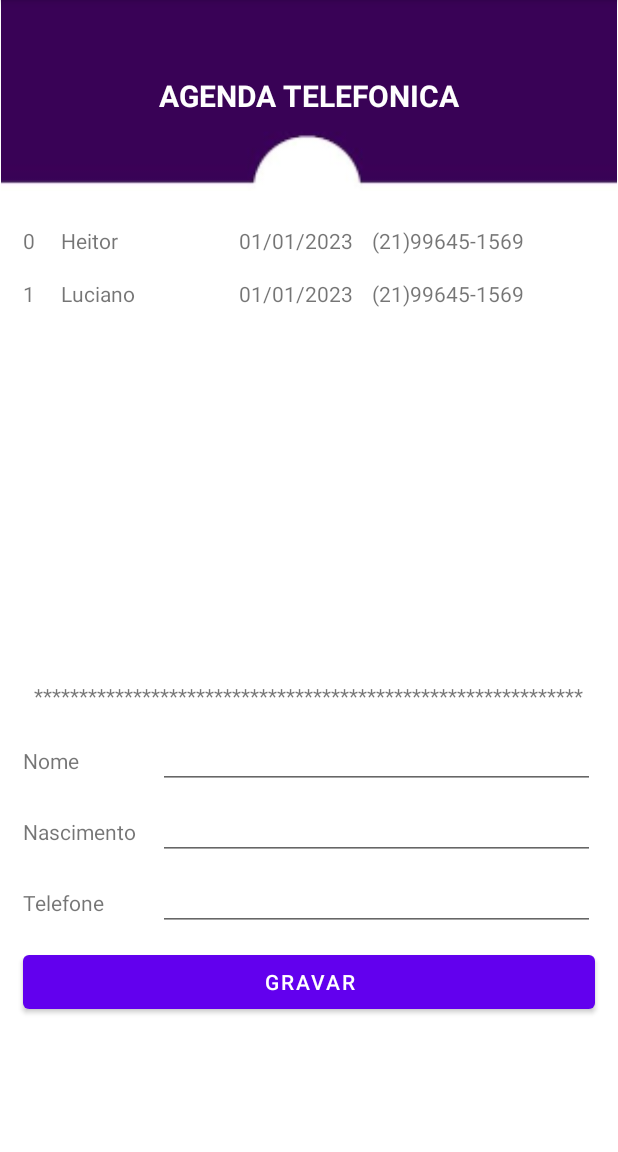
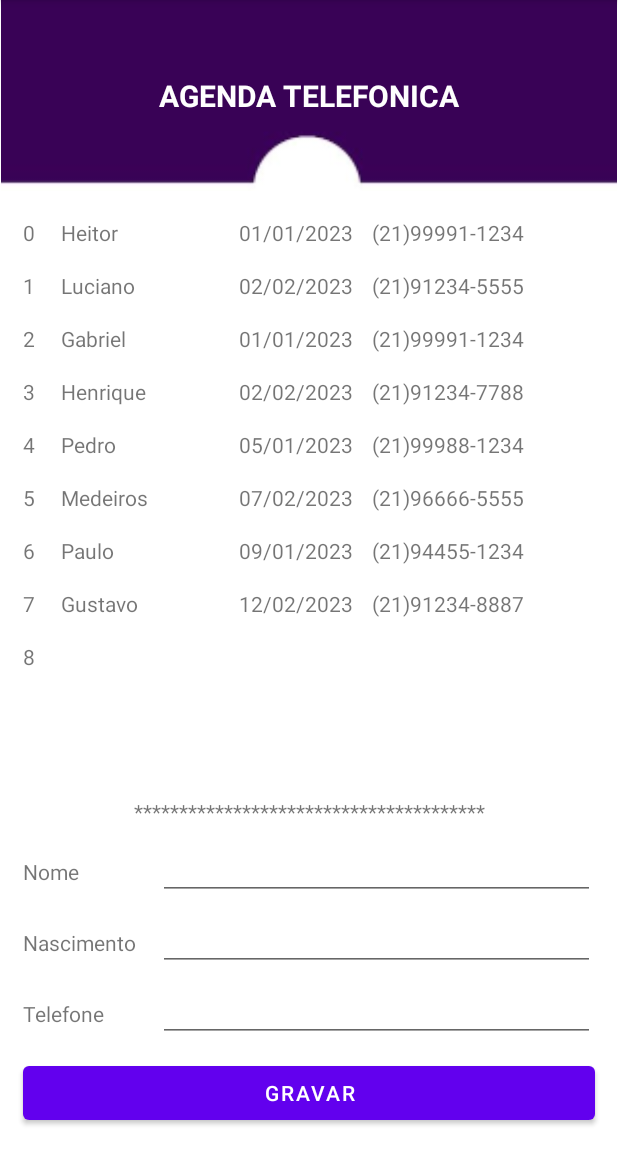
Before and after one commit to heitorcsoares/EBAC_Exercicios, an Android app: the screen it shows after launch (MainActivity), after a tap on "GRAVAR", on a phone screen of 412 x 824 dp, the part 84-1236 px from its top. Run offline under Robolectric (Android 15) with nearby library versions, the phone set to English and light mode, and no system bars.

Commit message:
Correção e Melhorias
- Feita atualização do RecyclerView.
- Melhorias no local de declaração e inicialização de variais para recuperação de dados.

```diff
--- a/Modulo10_ViewBinding_Exer_v2/app/src/main/java/com/example/modulo10_exercicio/MainActivity.kt
+++ b/Modulo10_ViewBinding_Exer_v2/app/src/main/java/com/example/modulo10_exercicio/MainActivity.kt
@@ -14,6 +14,11 @@ class MainActivity : AppCompatActivity(), ListAdapter.ListAdapterListener {
 
     private lateinit var binding: ActivityMainBinding
     private val itemList: MutableList<ListItem> = mutableListOf()
+    private lateinit var listAdapter: ListAdapter
+
+    var editName: EditText? = null
+    var editBirth: EditText? = null
+    var editPhonee: EditText? = null
 
     override fun onCreate(savedInstanceState: Bundle?) {
         super.onCreate(savedInstanceState)
@@ -24,10 +29,12 @@ class MainActivity : AppCompatActivity(), ListAdapter.ListAdapterListener {
         val listView = binding.lista
         val button = findViewById<Button>(R.id.button)                                   //Variavel Recebe Botão
 
+        iniciarEdit()
         createMockDate()                                                                //Chama função para: Povoa dados na lista
 
         listView.layoutManager = LinearLayoutManager(this)
-        listView.adapter = ListAdapter(itemList, this)
+        listAdapter = ListAdapter(itemList, this)
+        listView.adapter = listAdapter
 
         button.setOnClickListener {                                              //evento de click no Botão Gravar
             adicionar()                                                                 //chama função para incluir dados na lista
@@ -39,19 +46,15 @@ class MainActivity : AppCompatActivity(), ListAdapter.ListAdapterListener {
     }
 
     private fun adicionar() {
-        var editName: EditText? = findViewById<EditText>(R.id.editName)
-        var editBirth: EditText? = findViewById<EditText>(R.id.editBirth)
-        var editPhonee: EditText? = findViewById<EditText>(R.id.editPhonee)
-
         var name: String = editName?.text.toString()
         var birth: String = editBirth?.text.toString()
         var phonee: String = editPhonee?.text.toString()
 
         itemList.add(ListItem(name, birth, phonee))
-        //notifyDataSetChanged()
+
+        listAdapter.notifyDataSetChanged()
 
         val listUltimo = itemList.last().name
-
         Toast.makeText(this, "Contato: $listUltimo", Toast.LENGTH_SHORT).show()
 
         editName?.setText("")
@@ -59,8 +62,20 @@ class MainActivity : AppCompatActivity(), ListAdapter.ListAdapterListener {
         editPhonee?.setText("")
     }
 
-    private fun createMockDate(){                                                       //Adicioando Itens a lista(itemList).
-        itemList.add(ListItem("Heitor",     "01/01/2023",   "(21)99645-1569"))
-        itemList.add(ListItem("Luciano",    "01/01/2023",   "(21)99645-1569"))
+    private fun createMockDate(){                                                                    //Adicioando Itens a lista(itemList).
+        itemList.add(ListItem("Heitor",     "01/01/2023",   "(21)99991-1234"))
+        itemList.add(ListItem("Luciano",    "02/02/2023",   "(21)91234-5555"))
+        itemList.add(ListItem("Gabriel",    "01/01/2023",   "(21)99991-1234"))
+        itemList.add(ListItem("Henrique",   "02/02/2023",   "(21)91234-7788"))
+        itemList.add(ListItem("Pedro",      "05/01/2023",   "(21)99988-1234"))
+        itemList.add(ListItem("Medeiros",   "07/02/2023",   "(21)96666-5555"))
+        itemList.add(ListItem("Paulo",      "09/01/2023",   "(21)94455-1234"))
+        itemList.add(ListItem("Gustavo",    "12/02/2023",   "(21)91234-8887"))
+    }
+
+    private fun iniciarEdit(){
+        editName = findViewById<EditText>(R.id.editName)
+        editBirth = findViewById<EditText>(R.id.editBirth)
+        editPhonee = findViewById<EditText>(R.id.editPhonee)
     }
 }
--- a/Modulo10_ViewBinding_Exer_v2/app/src/main/res/layout/activity_main.xml
+++ b/Modulo10_ViewBinding_Exer_v2/app/src/main/res/layout/activity_main.xml
@@ -19,10 +19,12 @@
     <androidx.recyclerview.widget.RecyclerView
         android:id="@+id/lista"
         android:layout_width="0dp"
-        android:layout_height="300dp"
+        android:layout_height="0dp"
         android:layout_marginStart="15dp"
-        android:layout_marginTop="15dp"
+        android:layout_marginTop="10dp"
         android:layout_marginEnd="15dp"
+        android:layout_marginBottom="10dp"
+        app:layout_constraintBottom_toTopOf="@+id/textView"
         app:layout_constraintEnd_toEndOf="parent"
         app:layout_constraintStart_toStartOf="parent"
         app:layout_constraintTop_toBottomOf="@+id/imageView"
@@ -47,95 +49,95 @@
         android:layout_width="0dp"
         android:layout_height="48dp"
         android:layout_marginStart="15dp"
-        android:layout_marginTop="10dp"
         android:layout_marginEnd="15dp"
+        android:layout_marginBottom="15dp"
         android:text="GRAVAR"
+        app:layout_constraintBottom_toBottomOf="parent"
         app:layout_constraintEnd_toEndOf="parent"
-        app:layout_constraintStart_toStartOf="parent"
-        app:layout_constraintTop_toBottomOf="@+id/textPhone" />
+        app:layout_constraintStart_toStartOf="parent" />
 
     <TextView
         android:id="@+id/textName"
         android:layout_width="90dp"
         android:layout_height="37dp"
         android:layout_marginStart="15dp"
-        android:layout_marginTop="15dp"
+        android:layout_marginBottom="10dp"
         android:gravity="center_vertical"
         android:text="Nome"
-        app:layout_constraintStart_toStartOf="parent"
-        app:layout_constraintTop_toBottomOf="@+id/textView" />
+        app:layout_constraintBottom_toTopOf="@+id/textBirth"
+        app:layout_constraintStart_toStartOf="parent" />
 
     <TextView
         android:id="@+id/textBirth"
         android:layout_width="90dp"
         android:layout_height="37dp"
         android:layout_marginStart="15dp"
-        android:layout_marginTop="10dp"
+        android:layout_marginBottom="10dp"
         android:gravity="center_vertical"
         android:text="Nascimento"
-        app:layout_constraintStart_toStartOf="parent"
-        app:layout_constraintTop_toBottomOf="@+id/textName" />
+        app:layout_constraintBottom_toTopOf="@+id/textPhone"
+        app:layout_constraintStart_toStartOf="parent" />
 
     <TextView
         android:id="@+id/textPhone"
         android:layout_width="90dp"
         android:layout_height="37dp"
         android:layout_marginStart="15dp"
-        android:layout_marginTop="10dp"
+        android:layout_marginBottom="10dp"
         android:gravity="center_vertical"
         android:text="Telefone"
-        app:layout_constraintStart_toStartOf="parent"
-        app:layout_constraintTop_toBottomOf="@+id/textBirth" />
+        app:layout_constraintBottom_toTopOf="@+id/button"
+        app:layout_constraintStart_toStartOf="parent" />
 
     <EditText
         android:id="@+id/editName"
         android:layout_width="0dp"
         android:layout_height="37dp"
-        android:layout_marginTop="15dp"
         android:layout_marginEnd="15dp"
+        android:layout_marginBottom="10dp"
         android:ems="10"
         android:inputType="textPersonName"
         android:textSize="14sp"
+        app:layout_constraintBottom_toTopOf="@+id/editBirth"
         app:layout_constraintEnd_toEndOf="parent"
-        app:layout_constraintStart_toEndOf="@+id/textName"
-        app:layout_constraintTop_toBottomOf="@+id/textView" />
+        app:layout_constraintStart_toEndOf="@+id/textName" />
 
     <EditText
         android:id="@+id/editBirth"
         android:layout_width="0dp"
         android:layout_height="37dp"
-        android:layout_marginTop="10dp"
         android:layout_marginEnd="15dp"
+        android:layout_marginBottom="10dp"
         android:ems="10"
         android:inputType="textPersonName"
         android:textSize="14sp"
+        app:layout_constraintBottom_toTopOf="@+id/editPhonee"
         app:layout_constraintEnd_toEndOf="parent"
-        app:layout_constraintStart_toEndOf="@+id/textBirth"
-        app:layout_constraintTop_toBottomOf="@+id/editName" />
+        app:layout_constraintStart_toEndOf="@+id/textBirth" />
 
     <EditText
         android:id="@+id/editPhonee"
         android:layout_width="0dp"
         android:layout_height="37dp"
-        android:layout_marginTop="10dp"
         android:layout_marginEnd="15dp"
+        android:layout_marginBottom="10dp"
         android:ems="10"
         android:inputType=""
         android:textSize="14sp"
+        app:layout_constraintBottom_toTopOf="@+id/button"
         app:layout_constraintEnd_toEndOf="parent"
-        app:layout_constraintStart_toEndOf="@+id/textPhone"
-        app:layout_constraintTop_toBottomOf="@+id/editBirth" />
+        app:layout_constraintStart_toEndOf="@+id/textPhone" />
 
     <TextView
         android:id="@+id/textView"
-        android:layout_width="wrap_content"
+        android:layout_width="0dp"
         android:layout_height="wrap_content"
-        android:layout_marginTop="11dp"
+        android:layout_marginBottom="12dp"
         android:gravity="center"
-        android:text="*************************************************************"
+        android:text="***************************************"
+        app:layout_constraintBottom_toTopOf="@+id/editName"
         app:layout_constraintEnd_toEndOf="parent"
         app:layout_constraintHorizontal_bias="0.487"
-        app:layout_constraintStart_toStartOf="parent"
-        app:layout_constraintTop_toBottomOf="@+id/lista" />
+        app:layout_constraintStart_toStartOf="parent" />
 
 </androidx.constraintlayout.widget.ConstraintLayout>
```
